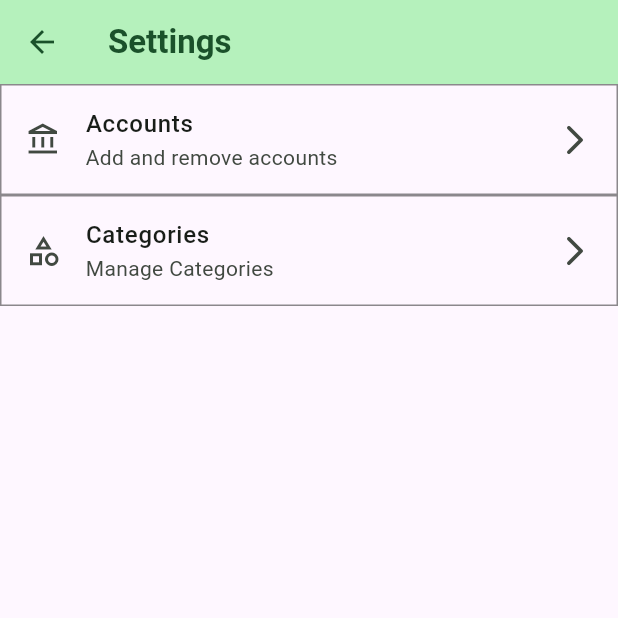
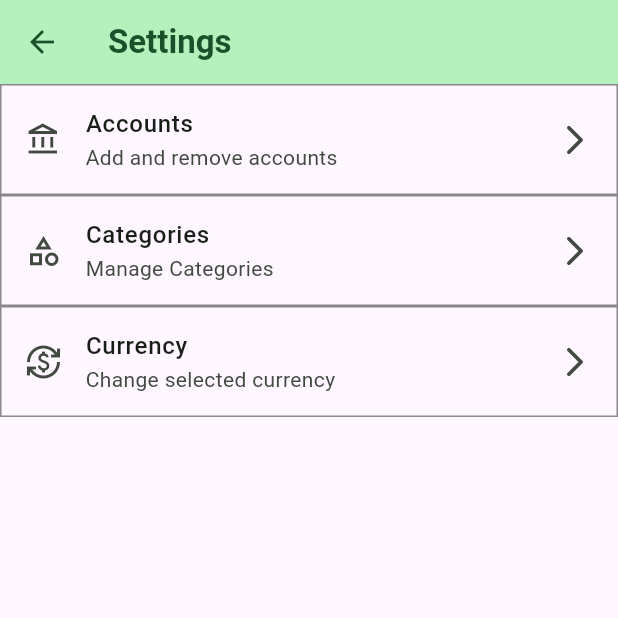
Before and after one commit to mutafyan/expense_tracker, a Flutter app: the screen it shows after launch, after a tap on the "settings" icon, on a phone screen of 412 x 824 dp, the top half of it. Run offline on Flutter 3.47's test engine with Material 3 defaults, Android fonts, the phone set to English and light mode, and no system bars; our stand-ins replace flutter_riverpod, sqflite; accounts and stored records are empty.

Commit message:
added dynamically selectable currency, state management with riverpod. The currency can now be changed from settings screen, you may choose from default currencies like USD, AMD, RUB, and EUR. (wip)

```diff
--- a/lib/main.dart
+++ b/lib/main.dart
@@ -1,5 +1,6 @@
 import 'package:expense_tracker/widgets/transactions_screen.dart';
 import 'package:flutter/material.dart';
+import 'package:flutter_riverpod/flutter_riverpod.dart';
 
 var kColorScheme =
     ColorScheme.fromSeed(seedColor: const Color.fromARGB(255, 114, 238, 145));
@@ -10,7 +11,8 @@ var kDarkColorScheme = ColorScheme.fromSeed(
 );
 void main() {
   runApp(
-    MaterialApp(
+    ProviderScope(
+      child: MaterialApp(
         darkTheme: ThemeData.dark().copyWith(
           colorScheme: kDarkColorScheme,
           cardTheme: const CardTheme().copyWith(
@@ -64,5 +66,6 @@ void main() {
         ),
         home: const TransactionsScreen(),
       ),
+    ),
   );
 }
--- /dev/null
+++ b/lib/models/currency/currency.dart
@@ -0,0 +1,8 @@
+class Currency {
+  Currency(this.symbol, this.name);
+  final String symbol;
+  final String name;
+
+  String get displaySymbol => symbol;
+  String get displayName => name;
+}
--- /dev/null
+++ b/lib/provider/currency_provider.dart
@@ -0,0 +1,20 @@
+import 'package:expense_tracker/models/currency/currency.dart';
+import 'package:flutter_riverpod/flutter_riverpod.dart';
+
+final Map<String, Currency> currencies = {
+  'AMD': Currency('֏', 'Armenian Dram'),
+  'USD': Currency('\$', 'US Dollar'),
+  'EUR': Currency('€', 'Euro'),
+  'RUB': Currency('₽', 'Russian Ruble'),
+};
+
+class CurrencyNotifier extends StateNotifier<Currency> {
+  CurrencyNotifier() : super(currencies['AMD']!);
+
+  void changeCurrency(Currency newCurrency) {
+    state = newCurrency;
+  }
+}
+
+final currencyProvider = StateNotifierProvider<CurrencyNotifier, Currency>(
+    (ref) => CurrencyNotifier());
--- a/lib/screens/settings/settings_screen.dart
+++ b/lib/screens/settings/settings_screen.dart
@@ -1,5 +1,6 @@
 import 'package:expense_tracker/screens/settings/details/account_settings_screen.dart';
 import 'package:expense_tracker/screens/settings/details/category_settings_screen.dart';
+import 'package:expense_tracker/screens/settings/details/currency_select_modal.dart';
 import 'package:expense_tracker/screens/settings/settings_item.dart';
 import 'package:flutter/material.dart';
 
@@ -26,6 +27,12 @@ class SettingsScreen extends StatelessWidget {
             icon: Icons.category_outlined,
             onPress: _openCategorySettings,
           ),
+          SettingsItem(
+            settingName: "Currency",
+            subtitle: "Change selected currency",
+            icon: Icons.currency_exchange,
+            onPress: _openCurrencyModal,
+          ),
           // Add more SettingsItem widgets as needed
         ],
       ),
@@ -45,4 +52,12 @@ class SettingsScreen extends StatelessWidget {
       MaterialPageRoute(builder: (ctx) => const CategorySettingsScreen()),
     );
   }
+
+  void _openCurrencyModal(BuildContext context) {
+    showModalBottomSheet(
+      context: context,
+      isScrollControlled: true,
+      builder: (context) => const CurrencySelectModal(),
+    );
+  }
 }
--- a/pubspec.yaml
+++ b/pubspec.yaml
@@ -39,6 +39,7 @@ dependencies:
   cupertino_icons: ^1.0.8
   uuid: ^4.5.1
   intl: ^0.20.0
+  flutter_riverpod: ^2.6.1
 
 dev_dependencies:
   flutter_test:
```
Also changed, not shown: lib/screens/settings/details/currency_select_modal.dart (added, +89 -0 lines), lib/widgets/expense_manager/amount_input.dart (+8 -4 lines), pubspec.lock. Lines whose indentation alone changed are shown as unchanged.
